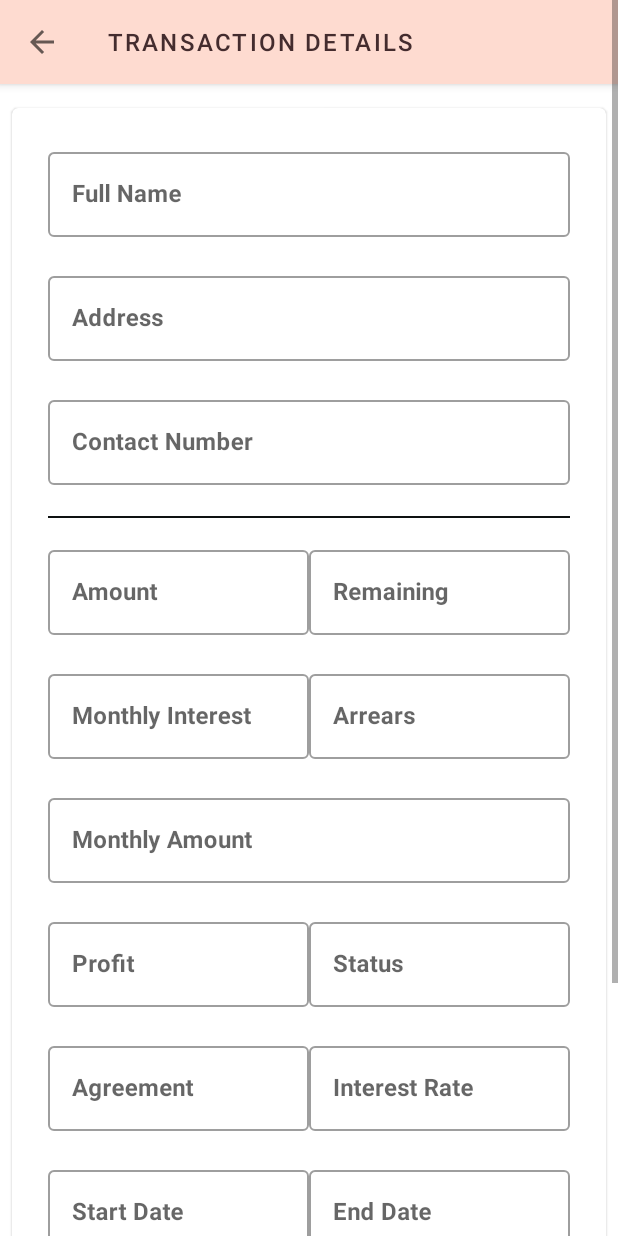
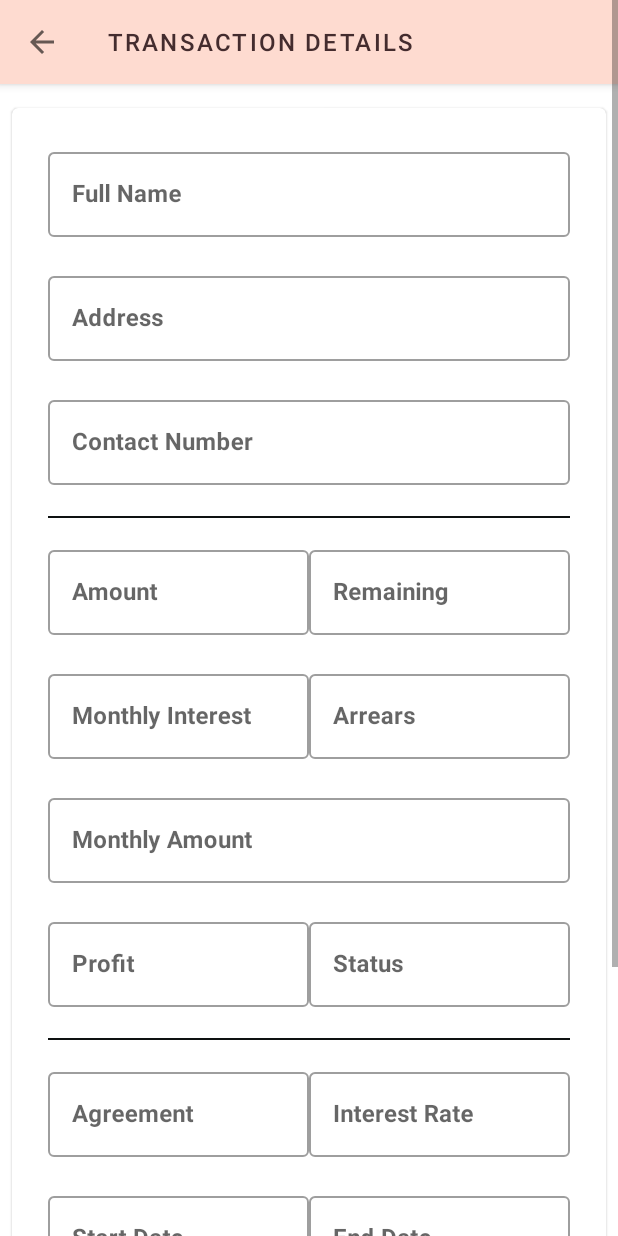
Before and after one commit to Hansaanuradha93/mLender, an Android app: the TransactionDetailsActivity screen opened directly, with no data from a screen before it, on a phone screen of 412 x 824 dp. Run offline under Robolectric (Android 15) with nearby library versions, the phone set to English and light mode, and no system bars; our stand-ins replace Firebase (no records; nobody signed in at launch, a user with empty details on screens opened directly); 3 statements that could not run were skipped.

Commit message:
code structure improvements & TransactionDetailsActivity layout changes

```diff
--- a/app/src/main/res/layout/activity_transaction_details.xml
+++ b/app/src/main/res/layout/activity_transaction_details.xml
@@ -235,6 +235,14 @@
         </LinearLayout>
 
 
+
+        <View
+            android:layout_width="match_parent"
+            android:layout_height="1dp"
+            android:background="@color/textColorBlack"
+            android:layout_marginBottom="16dp"/>
+
+
         <LinearLayout
             android:layout_width="match_parent"
             android:layout_height="wrap_content"
```
Also changed, not shown: app/src/main/java/com/example/hansaanuradha/mlender/TransactionActivity.kt (+21 -6 lines).
